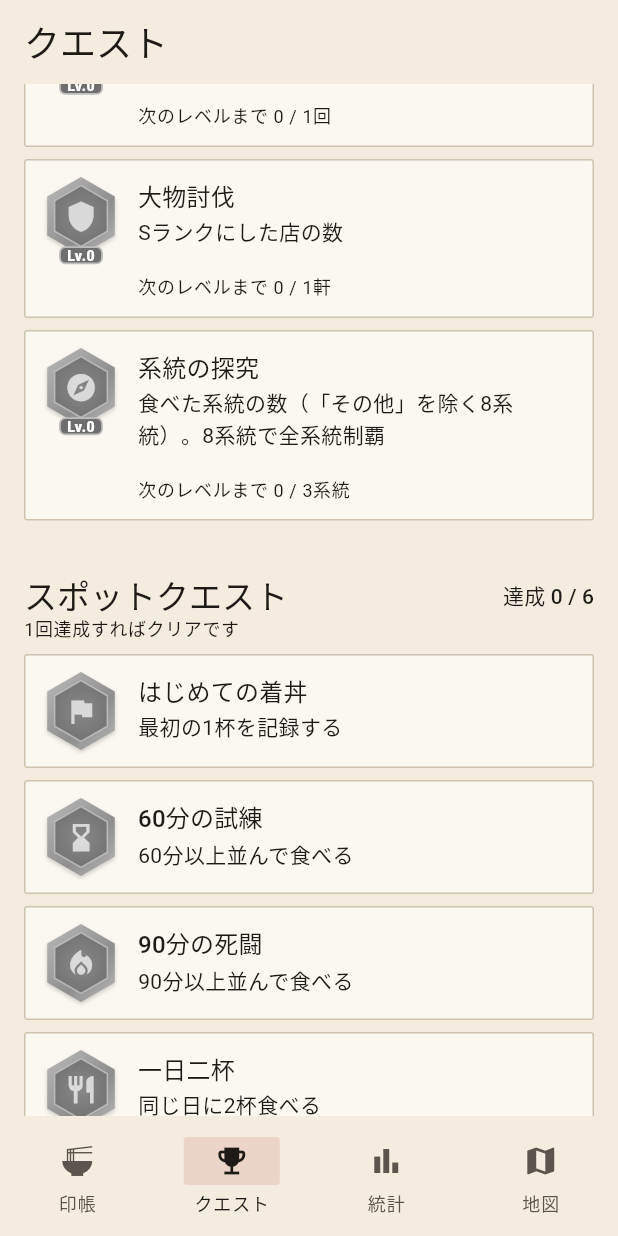
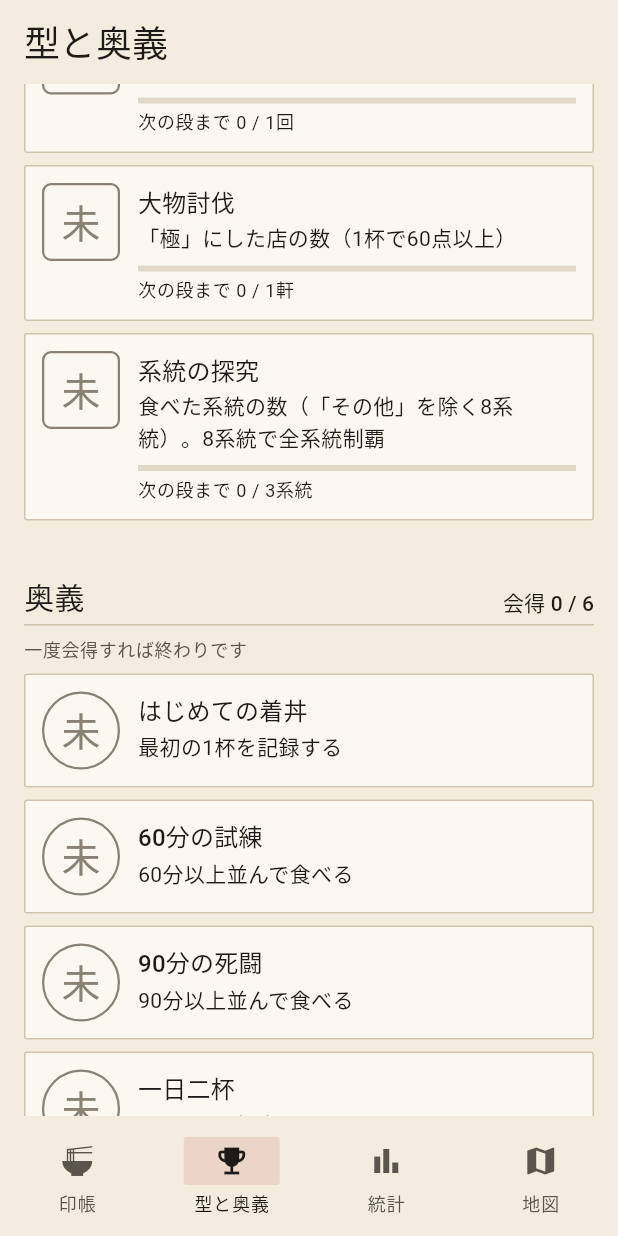
Before and after one commit to aiandrox/chakudon-quest, a Flutter app: the screen it shows after launch, item 2 of the bottom bar chosen, scrolled down 576 dp, on a phone screen of 412 x 824 dp. Run offline on Flutter 3.47's test engine with Material 3 defaults, Android fonts, the phone set to English and light mode, and no system bars; our stand-ins replace drift, drift_flutter, flutter_local_notifications, flutter_map, flutter_riverpod, geolocator and 4 more; missing offline and left inert: exif, file_selector; accounts and stored records are empty; generated files the repository leaves out were written again; Roboto replaces fonts that are missing (ShipporiMincho, YujiSyuku).

Commit message:
クエストを「型と奥義」にし、六角メダルを段の角印・会得の丸印にする (#66)
Co-authored-by: Claude Opus 5.5 <noreply@anthropic.com>

```diff
--- a/lib/features/quests/quest_list_screen.dart
+++ b/lib/features/quests/quest_list_screen.dart
@@ -2,10 +2,10 @@ import 'package:flutter/material.dart';
 import 'package:flutter_riverpod/flutter_riverpod.dart';
 
 import '../../l10n/app_localizations.dart';
-import '../../theme/emblem.dart';
+import '../../theme/washi.dart';
 import '../records/date_format.dart';
 import '../scoring/scoring_providers.dart';
-import 'quest_visuals.dart';
+import 'quest_seal.dart';
 import 'quests.dart';
 
 class QuestListScreen extends ConsumerWidget {
@@ -72,13 +72,14 @@ class _SectionHeader extends StatelessWidget {
       child: Column(
         crossAxisAlignment: CrossAxisAlignment.start,
         children: [
-          Row(
-            children: [
-              Expanded(child: Text(title, style: textTheme.titleLarge)),
-              Text(summary, style: textTheme.titleSmall),
-            ],
+          SectionTitle(
+            title,
+            trailing: Text(summary, style: textTheme.titleSmall),
           ),
-          Text(note, style: textTheme.bodySmall),
+          Text(
+            note,
+            style: textTheme.bodySmall?.copyWith(color: Washi.inkSoft),
+          ),
         ],
       ),
     );
@@ -114,33 +115,27 @@ class _QuestCard extends StatelessWidget {
         child: Row(
           crossAxisAlignment: CrossAxisAlignment.start,
           children: [
-            Emblem(
-              icon: questIcon(quest),
-              tier: questTier(quest, progress.level),
-              size: 52,
-              label: isSpot
-                  ? (progress.isAchieved ? l10n.questCleared : null)
-                  : progress.isMaxLevel
-                  ? l10n.questMaxLevel
-                  : l10n.questLevel(progress.level),
-            ),
+            QuestSeal(quest: quest, level: progress.level),
             const SizedBox(width: 12),
             Expanded(
               child: Column(
                 crossAxisAlignment: CrossAxisAlignment.start,
                 children: [
-                  Text(quest.title, style: textTheme.titleMedium),
+                  Text(
+                    quest.title,
+                    style: textTheme.titleMedium?.copyWith(
+                      fontFamily: Washi.brush,
+                    ),
+                  ),
                   const SizedBox(height: 2),
                   Text(quest.description, style: textTheme.bodyMedium),
                   if (!isSpot && next != null) ...[
                     const SizedBox(height: 8),
-                    ClipRRect(
-                      borderRadius: BorderRadius.circular(4),
-                      child: LinearProgressIndicator(
-                        value:
-                            (progress.current - previous) / (next - previous),
-                        minHeight: 6,
-                      ),
+                    LinearProgressIndicator(
+                      value: (progress.current - previous) / (next - previous),
+                      minHeight: 4,
+                      color: Washi.ink,
+                      backgroundColor: Washi.line.withValues(alpha: 0.6),
                     ),
                     const SizedBox(height: 4),
                     Text(
@@ -150,7 +145,8 @@ class _QuestCard extends StatelessWidget {
                   ],
                   if (!isSpot && next == null)
                     Text(
-                      l10n.questCount(progress.current, quest.unit),
+                      '${l10n.questMaxLevel}  '
+                      '${l10n.questCount(progress.current, quest.unit)}',
                       style: textTheme.bodySmall,
                     ),
                   if (achievedAt != null)
--- /dev/null
+++ b/lib/features/quests/quest_seal.dart
@@ -0,0 +1,86 @@
+import 'dart:math' as math;
+
+import 'package:flutter/material.dart';
+
+import '../../l10n/app_localizations.dart';
+import '../../theme/washi.dart';
+import 'quests.dart';
+
+const _daiji = ['壱', '弐', '参', '肆', '伍', '陸', '漆', '捌', '玖', '拾'];
+
+/// 段を大字（壱・弐・参…）で書く。範囲外は数字のまま。
+String daijiNumber(int value) =>
+    value >= 1 && value <= _daiji.length ? _daiji[value - 1] : '$value';
+
+/// 型と奥義の印。型は段を角印に、奥義は会得を丸印に。未達成は灰色の点線。
+/// 最高段まで上がった型は朱で塗りつぶす。
+class QuestSeal extends StatelessWidget {
+  const QuestSeal({
+    super.key,
+    required this.quest,
+    required this.level,
+    this.size = 52,
+  });
+
+  final Quest quest;
+  final int level;
+  final double size;
+
+  @override
+  Widget build(BuildContext context) {
+    final l10n = AppLocalizations.of(context);
+    final isSpot = quest.kind == QuestKind.spot;
+    final locked = level <= 0;
+    final isMax = !isSpot && level >= quest.maxLevel;
+    final color = locked ? Washi.faded : Washi.shu;
+    final text = locked
+        ? l10n.questLocked
+        : isSpot
+        ? l10n.questCleared
+        : daijiNumber(level);
+    final shape = isSpot
+        ? const CircleBorder()
+        : RoundedRectangleBorder(borderRadius: BorderRadius.circular(6));
+
+    return Semantics(
+      label: locked
+          ? l10n.questLocked
+          : isSpot
+          ? l10n.questCleared
+          : l10n.questLevel(level),
+      child: ExcludeSemantics(
+        child: Transform.rotate(
+          angle: (locked ? 0 : -6) * math.pi / 180,
+          child: Container(
+            width: size,
+            height: size,
+            alignment: Alignment.center,
+            decoration: ShapeDecoration(
+              color: isMax ? Washi.shu : Colors.transparent,
+              shape: shape.copyWith(
+                side: BorderSide(
+                  color: color,
+                  width: locked ? 1.5 : size * 0.06,
+                ),
+              ),
+            ),
+            child: Padding(
+              padding: EdgeInsets.all(size * 0.12),
+              child: FittedBox(
+                child: Text(
+                  text,
+                  style: TextStyle(
+                    fontFamily: Washi.brush,
+                    fontSize: size * 0.5,
+                    height: 1.1,
+                    color: isMax ? Washi.page : color,
+                  ),
+                ),
+              ),
+            ),
+          ),
+        ),
+      ),
+    );
+  }
+}
--- a/lib/features/quests/quest_visuals.dart
+++ /dev/null
@@ -1,34 +0,0 @@
-import 'package:flutter/material.dart';
-
-import '../../theme/emblem.dart';
-import 'quests.dart';
-
-IconData questIcon(Quest quest) => switch (quest.id) {
-  'bowls' => Icons.ramen_dining,
-  'shops' => Icons.storefront,
-  'queue' => Icons.groups,
-  'limited' => Icons.local_offer,
-  'retry' => Icons.replay,
-  'boss' => Icons.shield,
-  'styles' => Icons.explore,
-  'first_bowl' => Icons.flag,
-  'queue_60' => Icons.hourglass_bottom,
-  'queue_90' => Icons.local_fire_department,
-  'double_bowl' => Icons.restaurant,
-  'third_time' => Icons.replay_circle_filled,
-  'rare_shop' => Icons.auto_awesome,
-  _ => Icons.emoji_events,
-};
-
-/// レベルが上がるほど豪華な色に。最高レベルは一番上の格にする。
-EmblemTier questTier(Quest quest, int level) {
-  if (level <= 0) return EmblemTier.locked;
-  if (quest.kind == QuestKind.spot) return EmblemTier.gold;
-  if (level >= quest.maxLevel) return EmblemTier.legend;
-  return switch (level) {
-    1 => EmblemTier.bronze,
-    2 => EmblemTier.silver,
-    3 => EmblemTier.gold,
-    _ => EmblemTier.platinum,
-  };
-}
--- a/lib/features/quests/quests.dart
+++ b/lib/features/quests/quests.dart
@@ -61,7 +61,7 @@ const quests = <Quest>[
     id: 'boss',
     kind: QuestKind.standing,
     title: '大物討伐',
-    description: 'Sランクにした店の数',
+    description: '「極」にした店の数（1杯で60点以上）',
     unit: '軒',
     thresholds: [1, 3, 10],
     count: _rankSShopCount,
--- a/lib/features/record/record_result_screen.dart
+++ b/lib/features/record/record_result_screen.dart
@@ -6,8 +6,7 @@ import 'package:flutter_riverpod/flutter_riverpod.dart';
 
 import '../../l10n/app_localizations.dart';
 import '../notifications/notification_service.dart';
-import '../../theme/emblem.dart';
-import '../quests/quest_visuals.dart';
+import '../quests/quest_seal.dart';
 import '../quests/quests.dart';
 import '../scoring/ranks.dart';
 import '../records/record_repository.dart';
@@ -308,14 +307,7 @@ class _QuestAchievedBanner extends StatelessWidget {
         padding: const EdgeInsets.all(12),
         child: Row(
           children: [
-            Emblem(
-              icon: questIcon(quest),
-              tier: questTier(quest, levelUp.level),
-              size: 56,
-              label: isSpot
-                  ? l10n.questCleared
-                  : l10n.questLevel(levelUp.level),
-            ),
+            QuestSeal(quest: quest, level: levelUp.level, size: 56),
             const SizedBox(width: 12),
             Expanded(
               child: Column(
--- a/lib/l10n/app_ja.arb
+++ b/lib/l10n/app_ja.arb
@@ -207,34 +207,34 @@
   "resultTitle": "着丼！",
   "resultOk": "印帳にもどる",
   "navRecords": "印帳",
-  "navQuests": "クエスト",
-  "questTitle": "クエスト",
-  "questStanding": "常設クエスト",
-  "questStandingNote": "回数を重ねるほどレベルが上がります",
-  "questSpot": "スポットクエスト",
-  "questSpotNote": "1回達成すればクリアです",
-  "questLevelTotal": "レベル合計 {total}",
+  "navQuests": "型と奥義",
+  "questTitle": "型と奥義",
+  "questStanding": "型",
+  "questStandingNote": "回数を重ねるほど段が上がります",
+  "questSpot": "奥義",
+  "questSpotNote": "一度会得すれば終わりです",
+  "questLevelTotal": "段の合計 {total}",
   "@questLevelTotal": {
     "placeholders": {
       "total": {"type": "int"}
     }
   },
-  "questSpotSummary": "達成 {achieved} / {total}",
+  "questSpotSummary": "会得 {achieved} / {total}",
   "@questSpotSummary": {
     "placeholders": {
       "achieved": {"type": "int"},
       "total": {"type": "int"}
     }
   },
-  "questLevel": "Lv.{level}",
+  "questLevel": "{level}段",
   "@questLevel": {
     "placeholders": {
       "level": {"type": "int"}
     }
   },
-  "questMaxLevel": "MAX",
-  "questCleared": "達成",
-  "questNext": "次のレベルまで {current} / {target}{unit}",
+  "questMaxLevel": "極み",
+  "questCleared": "会得",
+  "questNext": "次の段まで {current} / {target}{unit}",
   "@questNext": {
     "placeholders": {
       "current": {"type": "int"},
@@ -249,21 +249,21 @@
       "unit": {"type": "String"}
     }
   },
-  "questAchievedOn": "{date} 達成",
+  "questAchievedOn": "{date} 会得",
   "@questAchievedOn": {
     "placeholders": {
       "date": {"type": "String"}
     }
   },
-  "questLevelUp": "クエスト レベルアップ！",
-  "questLevelReached": "{title} Lv.{level}",
+  "questLevelUp": "型 昇段！",
+  "questLevelReached": "{title} {level}段",
   "@questLevelReached": {
     "placeholders": {
       "title": {"type": "String"},
       "level": {"type": "int"}
     }
   },
-  "questAchieved": "クエスト達成！",
+  "questAchieved": "奥義会得！",
   "navStats": "統計",
   "statsTitle": "統計",
   "statsEmpty": "記録が増えると、ここに統計が出ます",
@@ -455,5 +455,6 @@
   "eraFirstYear": "元",
   "waitMinutesLabel": "待ち時間",
   "waitMinutesHint": "並んだ時間をあとから入れられます。並ばなかったときは空のまま",
-  "waitMinutesUnit": "分"
+  "waitMinutesUnit": "分",
+  "questLocked": "未"
 }
--- a/lib/l10n/app_localizations.dart
+++ b/lib/l10n/app_localizations.dart
@@ -823,73 +823,73 @@ abstract class AppLocalizations {
   /// No description provided for @navQuests.
   ///
   /// In ja, this message translates to:
-  /// **'クエスト'**
+  /// **'型と奥義'**
   String get navQuests;
 
   /// No description provided for @questTitle.
   ///
   /// In ja, this message translates to:
-  /// **'クエスト'**
+  /// **'型と奥義'**
   String get questTitle;
 
   /// No description provided for @questStanding.
   ///
   /// In ja, this message translates to:
-  /// **'常設クエスト'**
+  /// **'型'**
   String get questStanding;
 
   /// No description provided for @questStandingNote.
   ///
   /// In ja, this message translates to:
-  /// **'回数を重ねるほどレベルが上がります'**
+  /// **'回数を重ねるほど段が上がります'**
   String get questStandingNote;
 
   /// No description provided for @questSpot.
   ///
   /// In ja, this message translates to:
-  /// **'スポットクエスト'**
+  /// **'奥義'**
   String get questSpot;
 
   /// No description provided for @questSpotNote.
   ///
   /// In ja, this message translates to:
-  /// **'1回達成すればクリアです'**
+  /// **'一度会得すれば終わりです'**
   String get questSpotNote;
 
   /// No description provided for @questLevelTotal.
   ///
   /// In ja, this message translates to:
-  /// **'レベル合計 {total}'**
+  /// **'段の合計 {total}'**
   String questLevelTotal(int total);
 
   /// No description provided for @questSpotSummary.
   ///
   /// In ja, this message translates to:
-  /// **'達成 {achieved} / {total}'**
+  /// **'会得 {achieved} / {total}'**
   String questSpotSummary(int achieved, int total);
 
   /// No description provided for @questLevel.
   ///
   /// In ja, this message translates to:
-  /// **'Lv.{level}'**
+  /// **'{level}段'**
   String questLevel(int level);
 
   /// No description provided for @questMaxLevel.
   ///
   /// In ja, this message translates to:
-  /// **'MAX'**
+  /// **'極み'**
   String get questMaxLevel;
 
   /// No description provided for @questCleared.
   ///
   /// In ja, this message translates to:
-  /// **'達成'**
+  /// **'会得'**
   String get questCleared;
 
   /// No description provided for @questNext.
   ///
   /// In ja, this message translates to:
-  /// **'次のレベルまで {current} / {target}{unit}'**
+  /// **'次の段まで {current} / {target}{unit}'**
   String questNext(int current, int target, String unit);
 
   /// No description provided for @questCount.
@@ -901,25 +901,25 @@ abstract class AppLocalizations {
   /// No description provided for @questAchievedOn.
   ///
   /// In ja, this message translates to:
-  /// **'{date} 達成'**
+  /// **'{date} 会得'**
   String questAchievedOn(String date);
 
   /// No description provided for @questLevelUp.
   ///
   /// In ja, this message translates to:
-  /// **'クエスト レベルアップ！'**
+  /// **'型 昇段！'**
   String get questLevelUp;
 
   /// No description provided for @questLevelReached.
   ///
   /// In ja, this message translates to:
-  /// **'{title} Lv.{level}'**
+  /// **'{title} {level}段'**
   String questLevelReached(String title, int level);
 
   /// No description provided for @questAchieved.
   ///
   /// In ja, this message translates to:
-  /// **'クエスト達成！'**
+  /// **'奥義会得！'**
   String get questAchieved;
 
   /// No description provided for @navStats.
@@ -1425,6 +1425,12 @@ abstract class AppLocalizations {
   /// In ja, this message translates to:
   /// **'分'**
   String get waitMinutesUnit;
+
+  /// No description provided for @questLocked.
+  ///
+  /// In ja, this message translates to:
+  /// **'未'**
+  String get questLocked;
 }
 
 class _AppLocalizationsDelegate
--- a/lib/l10n/app_localizations_ja.dart
+++ b/lib/l10n/app_localizations_ja.dart
@@ -408,47 +408,47 @@ class AppLocalizationsJa extends AppLocalizations {
   String get navRecords => '印帳';
 
   @override
-  String get navQuests => 'クエスト';
+  String get navQuests => '型と奥義';
 
   @override
-  String get questTitle => 'クエスト';
+  String get questTitle => '型と奥義';
 
   @override
-  String get questStanding => '常設クエスト';
+  String get questStanding => '型';
 
   @override
-  String get questStandingNote => '回数を重ねるほどレベルが上がります';
+  String get questStandingNote => '回数を重ねるほど段が上がります';
 
   @override
-  String get questSpot => 'スポットクエスト';
+  String get questSpot => '奥義';
 
   @override
-  String get questSpotNote => '1回達成すればクリアです';
+  String get questSpotNote => '一度会得すれば終わりです';
 
   @override
   String questLevelTotal(int total) {
-    return 'レベル合計 $total';
+    return '段の合計 $total';
   }
 
   @override
   String questSpotSummary(int achieved, int total) {
-    return '達成 $achieved / $total';
+    return '会得 $achieved / $total';
   }
 
   @override
   String questLevel(int level) {
-    return 'Lv.$level';
+    return '$level段';
   }
 
   @override
-  String get questMaxLevel => 'MAX';
+  String get questMaxLevel => '極み';
 
   @override
-  String get questCleared => '達成';
+  String get questCleared => '会得';
 
   @override
   String questNext(int current, int target, String unit) {
-    return '次のレベルまで $current / $target$unit';
+    return '次の段まで $current / $target$unit';
   }
 
   @override
@@ -458,19 +458,19 @@ class AppLocalizationsJa extends AppLocalizations {
 
   @override
   String questAchievedOn(String date) {
-    return '$date 達成';
+    return '$date 会得';
   }
 
   @override
-  String get questLevelUp => 'クエスト レベルアップ！';
+  String get questLevelUp => '型 昇段！';
 
   @override
   String questLevelReached(String title, int level) {
-    return '$title Lv.$level';
+    return '$title $level段';
   }
 
   @override
-  String get questAchieved => 'クエスト達成！';
+  String get questAchieved => '奥義会得！';
 
   @override
   String get navStats => '統計';
@@ -765,4 +765,7 @@ class AppLocalizationsJa extends AppLocalizations {
 
   @override
   String get waitMinutesUnit => '分';
+
+  @override
+  String get questLocked => '未';
 }
--- a/lib/theme/emblem.dart
+++ /dev/null
@@ -1,197 +0,0 @@
-import 'dart:math' as math;
-
-import 'package:flutter/material.dart';
-
-/// 紋章の格。数字が大きいほど豪華な色になる。
-enum EmblemTier { locked, bronze, silver, gold, platinum, legend }
-
-extension on EmblemTier {
-  List<Color> get metal => switch (this) {
-    EmblemTier.locked => const [Color(0xFFBDBDBD), Color(0xFF8E8E8E)],
-    EmblemTier.bronze => const [Color(0xFFE3A869), Color(0xFF9C5A26)],
-    EmblemTier.silver => const [Color(0xFFF1F3F5), Color(0xFF8D98A3)],
-    EmblemTier.gold => const [Color(0xFFFFE08A), Color(0xFFC08A12)],
-    EmblemTier.platinum => const [Color(0xFFE6F7F5), Color(0xFF5FA7A0)],
-    EmblemTier.legend => const [Color(0xFFFFB3C7), Color(0xFF7A4DD8)],
-  };
-
-  Color get core => switch (this) {
-    EmblemTier.locked => const Color(0xFF6E6E6E),
-    EmblemTier.bronze => const Color(0xFF6B3A17),
-    EmblemTier.silver => const Color(0xFF4F5B66),
-    EmblemTier.gold => const Color(0xFF8A5A00),
-    EmblemTier.platinum => const Color(0xFF2E6B66),
-    EmblemTier.legend => const Color(0xFF4B2A99),
-  };
-}
-
-/// 称号やクエストを表す、ロゴ風の紋章（六角形のメダル＋アイコン＋帯）。
-class Emblem extends StatelessWidget {
-  const Emblem({
-    super.key,
-    required this.icon,
-    required this.tier,
-    this.size = 56,
-    this.label,
-  });
-
-  final IconData icon;
-  final EmblemTier tier;
-  final double size;
-
-  /// 下の帯に出す短い文字（「Lv.3」など）。
-  final String? label;
-
-  @override
-  Widget build(BuildContext context) {
-    final label = this.label;
-    return SizedBox(
-      width: size,
-      height: size * (label == null ? 1 : 1.12),
-      child: Stack(
-        alignment: Alignment.topCenter,
-        clipBehavior: Clip.none,
-        children: [
-          CustomPaint(
-            size: Size.square(size),
-            painter: _EmblemPainter(tier),
-            child: SizedBox.square(
-              dimension: size,
-              child: Icon(
-                icon,
-                size: size * 0.42,
-                color: tier == EmblemTier.locked
-                    ? Colors.white70
-                    : Colors.white,
-              ),
-            ),
-          ),
-          if (label != null)
-            Positioned(
-              bottom: 0,
-              child: DecoratedBox(
-                decoration: BoxDecoration(
-                  color: tier.core,
-                  borderRadius: BorderRadius.circular(size * 0.08),
-                  border: Border.all(color: tier.metal.first, width: 1.2),
-                ),
-                child: Padding(
-                  padding: EdgeInsets.symmetric(
-                    horizontal: size * 0.1,
-                    vertical: size * 0.01,
-                  ),
-                  child: Text(
-                    label,
-                    style: TextStyle(
-                      color: Colors.white,
-                      fontSize: math.max(9, size * 0.18),
-                      fontWeight: FontWeight.w900,
-                      letterSpacing: 0.5,
-                      height: 1.2,
-                    ),
-                  ),
-                ),
-              ),
-            ),
-        ],
-      ),
-    );
-  }
-}
-
-class _EmblemPainter extends CustomPainter {
-  const _EmblemPainter(this.tier);
-
-  final EmblemTier tier;
-
-  @override
-  void paint(Canvas canvas, Size size) {
-    final center = size.center(Offset.zero);
-    final radius = size.shortestSide / 2;
-    final outer = _hexagon(center, radius);
-    final inner = _hexagon(center, radius * 0.78);
-    final metal = tier.metal;
-
-    canvas.drawPath(
-      outer.shift(Offset(0, radius * 0.06)),
-      Paint()
-        ..color = Colors.black.withValues(alpha: 0.18)
-        ..maskFilter = MaskFilter.blur(BlurStyle.normal, radius * 0.06),
-    );
-    canvas.drawPath(
-      outer,
-      Paint()
-        ..shader = LinearGradient(
-          begin: Alignment.topLeft,
-          end: Alignment.bottomRight,
-          colors: [metal.first, metal.last, metal.first],
-          stops: const [0, 0.6, 1],
-        ).createShader(Offset.zero & size),
-    );
-    canvas.drawPath(
-      inner,
-      Paint()
-        ..shader = RadialGradient(
-          colors: [Color.lerp(tier.core, Colors.white, 0.18)!, tier.core],
-        ).createShader(Rect.fromCircle(center: center, radius: radius)),
-    );
-    canvas.drawPath(
-      inner,
-      Paint()
-        ..style = PaintingStyle.stroke
-        ..strokeWidth = radius * 0.04
-        ..color = metal.first.withValues(alpha: 0.9),
-    );
-  }
-
-  Path _hexagon(Offset center, double radius) {
-    final path = Path();
-    for (var i = 0; i < 6; i++) {
-      final angle = math.pi / 3 * i - math.pi / 2;
-      final point = center + Offset(math.cos(angle), math.sin(angle)) * radius;
-      i == 0
-          ? path.moveTo(point.dx, point.dy)
-          : path.lineTo(point.dx, point.dy);
-    }
-    return path..close();
-  }
-
-  @override
-  bool shouldRepaint(_EmblemPainter oldDelegate) => oldDelegate.tier != tier;
-}
-
-/// 称号の文字をロゴ風に見せる（太字・字間・金属色のグラデーション）。
-class TitleLogo extends StatelessWidget {
-  const TitleLogo(
-    this.text, {
-    super.key,
-    required this.tier,
-    this.fontSize = 20,
-  });
-
-  final String text;
-  final EmblemTier tier;
-  final double fontSize;
-
-  @override
-  Widget build(BuildContext context) {
-    final metal = tier.metal;
-    return ShaderMask(
-      blendMode: BlendMode.srcIn,
-      shaderCallback: (bounds) => LinearGradient(
-        begin: Alignment.topCenter,
-        end: Alignment.bottomCenter,
-        colors: [Color.lerp(metal.last, Colors.black, 0.15)!, tier.core],
-      ).createShader(bounds),
-      child: Text(
-        text,
-        style: TextStyle(
-          fontSize: fontSize,
-          fontWeight: FontWeight.w900,
-          letterSpacing: fontSize * 0.12,
-          height: 1.1,
-        ),
-      ),
-    );
-  }
-}
```
Also changed, not shown: 3 other files.
